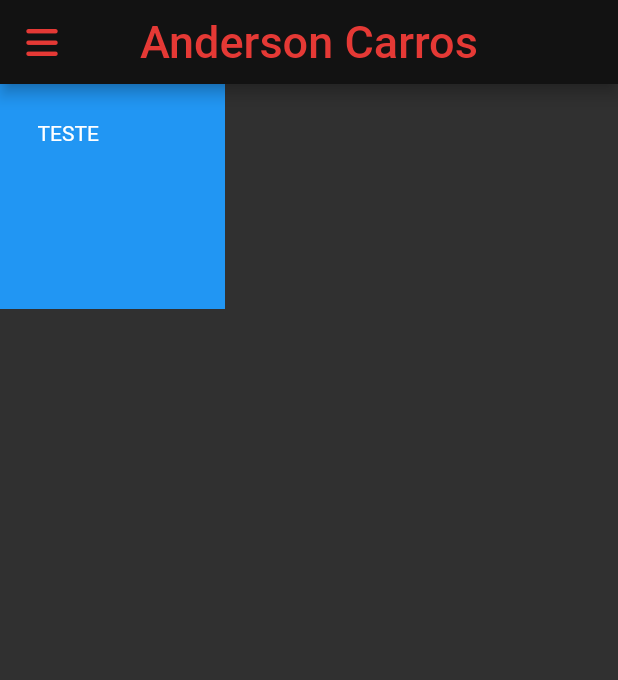
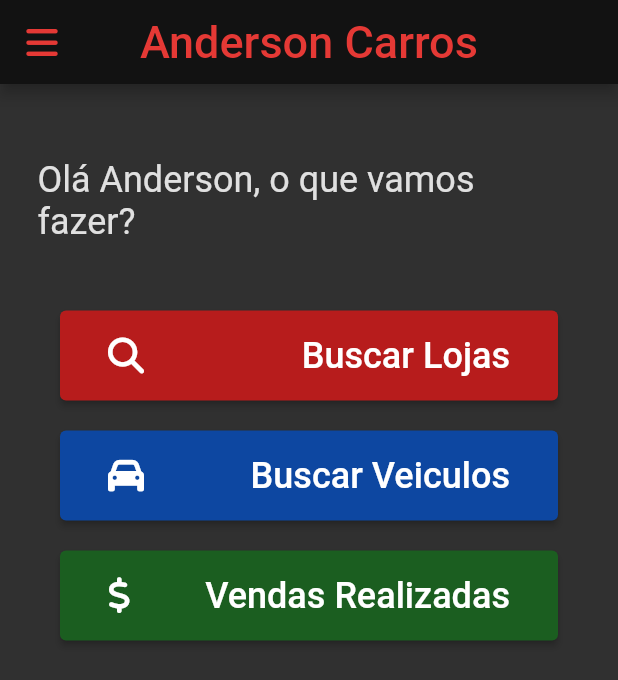
Before and after one commit to DevRogerio/PROJETO-FINAL-LINCE, a Flutter app: the Home screen opened directly, on a phone screen of 412 x 824 dp. Shown: the top 680 px of the screen. Run offline on Flutter 3.47's test engine with Material 2 defaults, Android fonts, the light colour scheme and no system bars; our stand-ins replace font_awesome_flutter, sqflite; accounts and stored records are empty.

Commit message:
atualizaçoes

```diff
--- a/lib/CONTROLLER/main.dart
+++ b/lib/CONTROLLER/main.dart
@@ -1,5 +1,5 @@
-//import 'package:carros_car/VIEW/Home.dart';
-//import 'package:carros_car/VIEW/LoginPage.dart';
+import 'package:carros_car/VIEW/Home.dart';
+import 'package:carros_car/VIEW/LoginPage.dart';
 
 import 'package:carros_car/VIEW/funcionalidades/style.dart';
 import 'package:carros_car/VIEW/register.dart';
@@ -16,7 +16,7 @@ class MyApp extends StatelessWidget {
   @override
   Widget build(BuildContext context) {
     return MaterialApp(
-      home: Register(),
+      home: const Home(),
       debugShowCheckedModeBanner: false,
       theme: style(),
     );
--- a/lib/VIEW/Home.dart
+++ b/lib/VIEW/Home.dart
@@ -1,6 +1,7 @@
 import 'package:carros_car/VIEW/funcionalidades/AppBar.dart';
 import 'package:carros_car/VIEW/funcionalidades/menu.dart';
 import 'package:flutter/material.dart';
+import 'package:font_awesome_flutter/font_awesome_flutter.dart';
 
 class Home extends StatelessWidget {
   const Home({super.key});
@@ -18,12 +19,141 @@ class Home extends StatelessWidget {
         body: SingleChildScrollView(
           child: Column(
             children: [
+              const SizedBox(
+                height: 25,
+              ),
               Container(
-                width: 150,
+                alignment: Alignment.center,
                 padding: const EdgeInsets.all(25),
-                child: Text('TESTE'),
-                color: Colors.blue,
-                height: 150,
+                child: Column(
+                  children: [
+                    Text(
+                      "Olá Anderson, o que vamos fazer?",
+                      style: TextStyle(
+                        color: Colors.grey.shade300,
+                        fontSize: 24,
+                      ),
+                    ),
+                    const SizedBox(height: 45),
+
+                    //botao ver lojas
+                    Builder(
+                      builder: (BuildContext context) {
+                        return ElevatedButton(
+                          child: Container(
+                            width: 300,
+                            padding: const EdgeInsets.all(16),
+                            child: const Row(
+                              mainAxisAlignment: MainAxisAlignment.spaceBetween,
+                              children: [
+                                FaIcon(
+                                  // ignore: deprecated_member_use
+                                  FontAwesomeIcons.search,
+                                  color: Colors.white,
+                                  size: 24,
+                                ),
+                                Text(
+                                  "Buscar Lojas",
+                                  style: TextStyle(
+                                      color: Colors.white, fontSize: 24),
+                                )
+                              ],
+                            ),
+                          ),
+                          style: ElevatedButton.styleFrom(
+                              // ignore: deprecated_member_use
+                              primary: Colors.red.shade900),
+                          onPressed: () {
+                            Navigator.push(
+                              context,
+                              MaterialPageRoute(
+                                  builder: (context) => const Home()),
+                            );
+                          },
+                        );
+                      },
+                    ),
+                    const SizedBox(height: 20),
+
+                    //botao ver veiculos
+                    Builder(
+                      builder: (BuildContext context) {
+                        return ElevatedButton(
+                          child: Container(
+                            width: 300,
+                            padding: const EdgeInsets.all(16),
+                            child: const Row(
+                              mainAxisAlignment: MainAxisAlignment.spaceBetween,
+                              children: [
+                                FaIcon(
+                                  // ignore: deprecated_member_use
+                                  FontAwesomeIcons.car,
+                                  color: Colors.white,
+                                  size: 24,
+                                ),
+                                Text(
+                                  "Buscar Veiculos",
+                                  style: TextStyle(
+                                      color: Colors.white, fontSize: 24),
+                                )
+                              ],
+                            ),
+                          ),
+                          style: ElevatedButton.styleFrom(
+                              // ignore: deprecated_member_use
+                              primary: Colors.blue.shade900),
+                          onPressed: () {
+                            Navigator.push(
+                              context,
+                              MaterialPageRoute(
+                                  builder: (context) => const Home()),
+                            );
+                          },
+                        );
+                      },
+                    ),
+
+                    //botao ver vendas
+                    const SizedBox(height: 20),
+
+                    Builder(
+                      builder: (BuildContext context) {
+                        return ElevatedButton(
+                          child: Container(
+                            width: 300,
+                            padding: const EdgeInsets.all(16),
+                            child: const Row(
+                              mainAxisAlignment: MainAxisAlignment.spaceBetween,
+                              children: [
+                                FaIcon(
+                                  // ignore: deprecated_member_use
+                                  FontAwesomeIcons.dollarSign,
+                                  color: Colors.white,
+                                  size: 24,
+                                ),
+                                Text(
+                                  "Vendas Realizadas",
+                                  style: TextStyle(
+                                      color: Colors.white, fontSize: 24),
+                                )
+                              ],
+                            ),
+                          ),
+                          style: ElevatedButton.styleFrom(
+                              // ignore: deprecated_member_use
+                              primary: Colors.green.shade900),
+                          onPressed: () {
+                            Navigator.push(
+                              context,
+                              MaterialPageRoute(
+                                  builder: (context) => const Home()),
+                            );
+                          },
+                        );
+                      },
+                    ),
+                  ],
+                ),
               )
             ],
           ),
--- a/lib/VIEW/funcionalidades/menu.dart
+++ b/lib/VIEW/funcionalidades/menu.dart
@@ -1,6 +1,7 @@
 // ignore_for_file: unnecessary_new
 
 import 'package:carros_car/VIEW/Home.dart';
+import 'package:carros_car/VIEW/register.dart';
 import 'package:flutter/material.dart';
 import 'package:font_awesome_flutter/font_awesome_flutter.dart';
 
@@ -8,7 +9,7 @@ class DrawerMenu extends StatelessWidget {
   //dados que vem do banco de dados
   final String usuario = 'Rogerio';
   final String email = 'rogeriocunhago@gmail.com';
-  final String fotoPerfil = "img/perfil.jpg";
+  //final String fotoPerfil = "img/perfil.jpg";
 
   Text mostrarTitulo(String texto) {
     return Text(
@@ -28,7 +29,7 @@ class DrawerMenu extends StatelessWidget {
             accountEmail: Text(email),
             currentAccountPicture: CircleAvatar(
               child: ClipRRect(
-                child: Image.asset(fotoPerfil),
+                // child: Image.asset(fotoPerfil),
                 borderRadius: BorderRadius.circular(40),
               ),
             ),
@@ -54,8 +55,8 @@ class DrawerMenu extends StatelessWidget {
 
           //Gerencia
           new ListTile(
-            title: mostrarTitulo('Gerenciar'),
-            subtitle: const Text('Gerenciar Vendas'),
+            title: mostrarTitulo('Lojas'),
+            subtitle: const Text('Cadastrar Lojas Parceiras'),
             trailing: const FaIcon(FontAwesomeIcons.chevronCircleRight),
             leading: const FaIcon(FontAwesomeIcons.listCheck),
             iconColor: Colors.red.shade900,
@@ -65,7 +66,7 @@ class DrawerMenu extends StatelessWidget {
               Navigator.push(
                 context,
                 MaterialPageRoute(
-                  builder: (context) => const Home(),
+                  builder: (context) => Register(),
                 ),
               );
             },
@@ -73,10 +74,10 @@ class DrawerMenu extends StatelessWidget {
 
           //configurações
           new ListTile(
-            title: mostrarTitulo('Configurações'),
-            subtitle: const Text('Fazer ajustes na conta'),
+            title: mostrarTitulo('Veiculos'),
+            subtitle: const Text('Cadastrar Veiculos'),
             trailing: const FaIcon(FontAwesomeIcons.chevronCircleRight),
-            leading: const FaIcon(FontAwesomeIcons.cogs),
+            leading: const FaIcon(FontAwesomeIcons.car),
             iconColor: Colors.blue.shade900,
 
             //ir para a Configuraçoes
@@ -92,10 +93,10 @@ class DrawerMenu extends StatelessWidget {
 
           //logout
           new ListTile(
-            title: mostrarTitulo('Logout'),
-            subtitle: const Text('Sair do aplicativo'),
+            title: mostrarTitulo('Vendas'),
+            subtitle: const Text('Registro de vendas'),
             trailing: const FaIcon(FontAwesomeIcons.chevronCircleRight),
-            leading: const FaIcon(FontAwesomeIcons.signOut),
+            leading: const FaIcon(FontAwesomeIcons.dollarSign),
             iconColor: Colors.green.shade900,
 
             //ir para a pagina inicial
```
Also changed, not shown: lib/VIEW/LoginPage.dart (+11 -12 lines).
